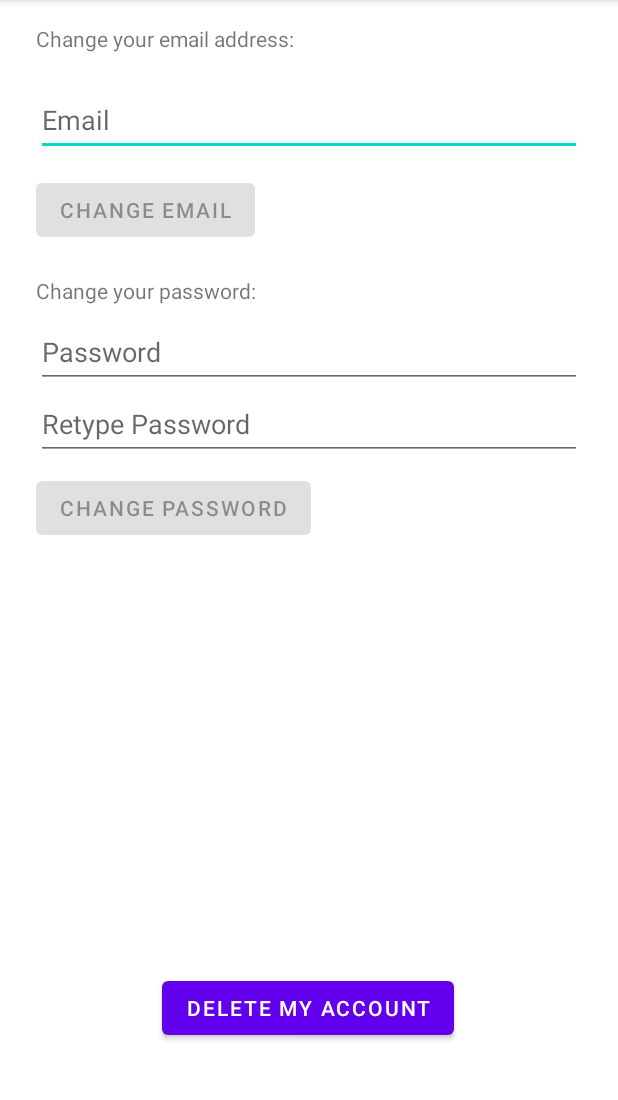
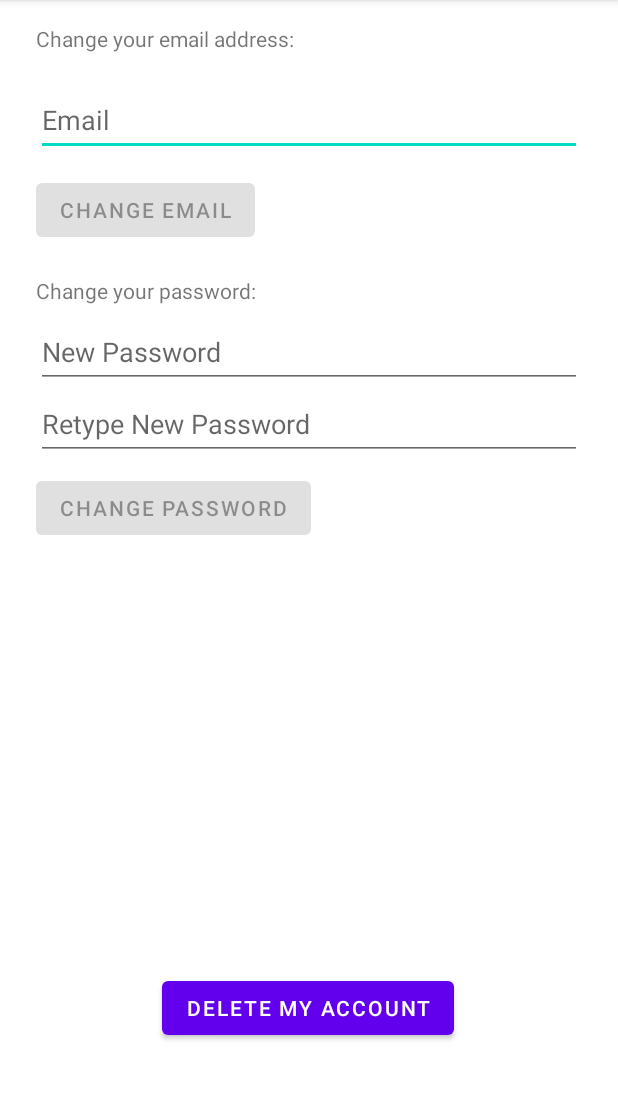
Before and after one commit to nicole-berty/iHeartHealth, an Android app: the fragment Settings shown on its own in the app's theme, on a phone screen of 412 x 824 dp, the part 84-1184 px from its top. Run offline under Robolectric (Android 15) with nearby library versions, the phone set to English and light mode, and no system bars; our stand-ins replace Firebase (no records; nobody signed in at launch, a user with empty details on screens opened directly); 1 statement that could not run was skipped.

Commit message:
Rename password field in settings to be more clear it's a new password. Remove unused imports in several activities and fragments

```diff
--- a/app/src/main/java/ie/ul/ihearthealth/LoginActivity.java
+++ b/app/src/main/java/ie/ul/ihearthealth/LoginActivity.java
@@ -1,13 +1,8 @@
 package ie.ul.ihearthealth;
 
-import androidx.annotation.NonNull;
 import androidx.appcompat.app.AppCompatActivity;
 
 import android.os.Bundle;
-import android.view.MenuItem;
-
-import com.google.android.material.bottomnavigation.BottomNavigationView;
-
 import ie.ul.ihearthealth.ui.login.LoginFragment;
 
 public class LoginActivity extends AppCompatActivity {
--- a/app/src/main/java/ie/ul/ihearthealth/ui/login/LoginFragment.java
+++ b/app/src/main/java/ie/ul/ihearthealth/ui/login/LoginFragment.java
@@ -30,14 +30,10 @@ import ie.ul.ihearthealth.MainActivity;
 import ie.ul.ihearthealth.databinding.FragmentLoginBinding;
 
 import ie.ul.ihearthealth.R;
-import ie.ul.ihearthealth.ui.home.HomeFragment;
-
 import com.facebook.AccessToken;
 import com.facebook.CallbackManager;
 import com.facebook.FacebookCallback;
 import com.facebook.FacebookException;
-import com.facebook.FacebookSdk;
-import com.facebook.appevents.AppEventsLogger;
 import com.facebook.login.widget.LoginButton;
 import com.firebase.ui.auth.AuthUI;
 import com.google.android.gms.auth.api.signin.GoogleSignIn;
@@ -54,8 +50,6 @@ import com.google.firebase.auth.FacebookAuthProvider;
 import com.google.firebase.auth.FirebaseAuth;
 import com.google.firebase.auth.FirebaseUser;
 import com.google.firebase.auth.GoogleAuthProvider;
-
-import java.io.Console;
 import java.util.Arrays;
 import java.util.Collections;
 import java.util.List;
--- a/app/src/main/res/layout/fragment_settings.xml
+++ b/app/src/main/res/layout/fragment_settings.xml
@@ -50,7 +50,7 @@
         android:layout_marginStart="24dp"
         android:layout_marginTop="1dp"
         android:layout_marginEnd="24dp"
-        android:hint="@string/prompt_password"
+        android:hint="New Password"
         android:imeActionLabel="@string/action_sign_in"
         android:imeOptions="actionDone"
         android:inputType="textPassword"
@@ -67,7 +67,7 @@
         android:layout_height="wrap_content"
         android:layout_marginStart="24dp"
         android:layout_marginEnd="24dp"
-        android:hint="Retype Password"
+        android:hint="Retype New Password"
         android:imeActionLabel="@string/action_sign_in"
         android:imeOptions="actionDone"
         android:inputType="textPassword"
```
Also changed, not shown: app/src/main/java/ie/ul/ihearthealth/MainActivity.java (+3 -23 lines).
